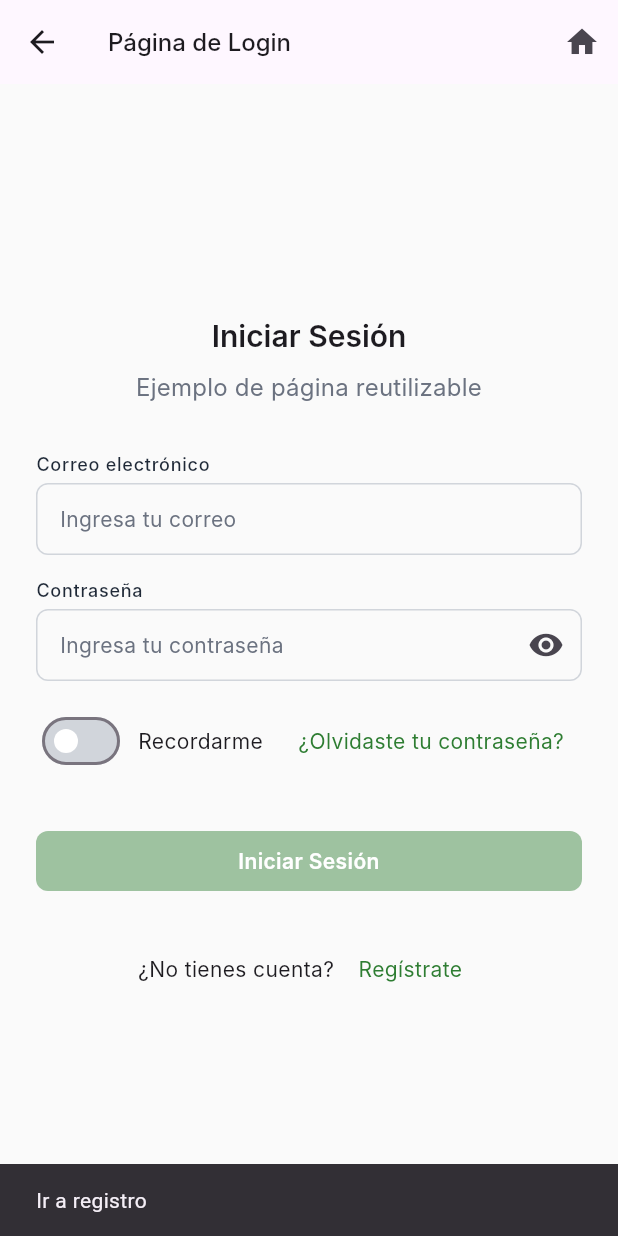
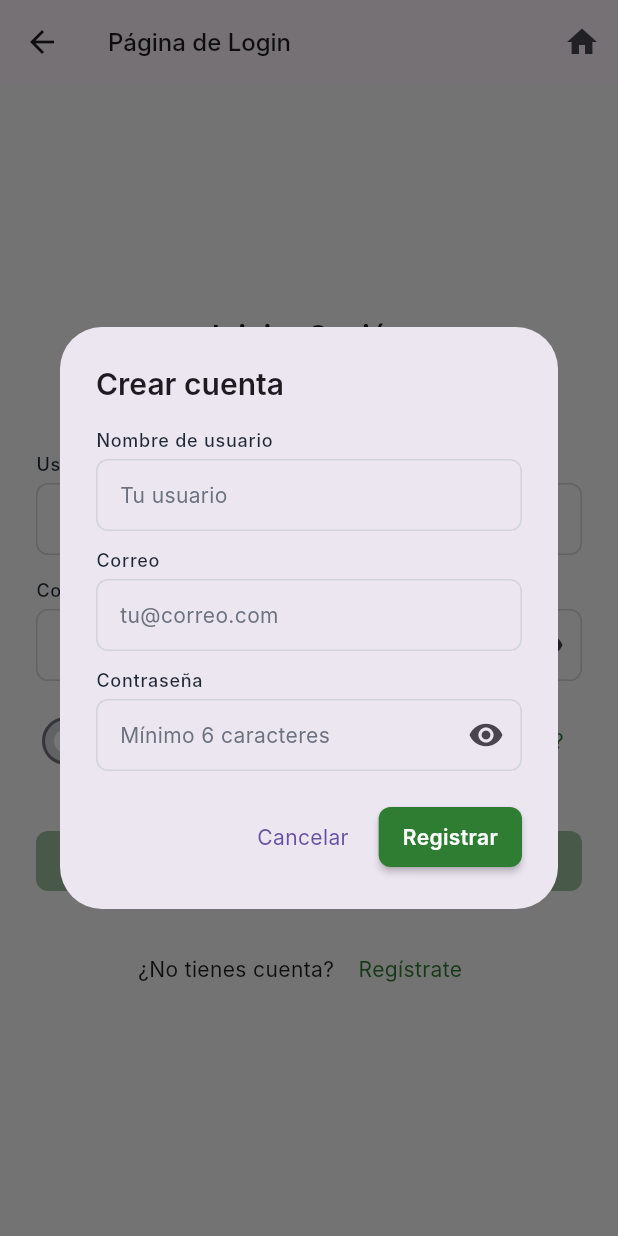
Before and after one commit to marco4andrade/fase4systemdesign, a Flutter app: the LoginExamplePage screen opened by its route, after a tap on "Regístrate", on a phone screen of 412 x 824 dp. Run offline on Flutter 3.47's test engine with Material 3 defaults, Android fonts, the phone set to English and light mode, and no system bars; Roboto replaces fonts that are missing (Inter).

Commit message:
updating package

```diff
--- a/example/lib/pages/login_example_page.dart
+++ b/example/lib/pages/login_example_page.dart
@@ -40,9 +40,10 @@ class LoginExamplePage extends StatelessWidget {
             const SnackBar(content: Text('Recuperar contraseña')),
           );
         },
-        onSignUp: () {
+        // onSignUp: callback manual opcional si se quiere sobreescribir el diálogo
+        onSignUpSubmit: (data) {
           ScaffoldMessenger.of(context).showSnackBar(
-            const SnackBar(content: Text('Ir a registro')),
+            SnackBar(content: Text('Nuevo usuario: ${data.username} • ${data.email}')),
           );
         },
       ),
--- a/lib/src/pages/login_page/validators/login_validators.dart
+++ b/lib/src/pages/login_page/validators/login_validators.dart
@@ -49,4 +49,35 @@ class LoginValidators {
 
     return null;
   }
+
+  /// Nuevo: Valida que el campo sea un correo válido o un username.
+  /// Reglas de username simples: 3-30 chars, letras, números, guion bajo o punto, no iniciar con punto.
+  static String? usernameOrEmailValidator(String? value) {
+    if (value == null || value.trim().isEmpty) {
+      return 'Ingresa tu usuario o correo';
+    }
+    final input = value.trim();
+    final emailRegex = RegExp(r'^[\w\-\.]+@([\w\-]+\.)+[\w\-]{2,}$');
+    final usernameRegex = RegExp(r'^(?!\.)([A-Za-z0-9](?:[A-Za-z0-9_.]{1,28}[A-Za-z0-9])?)$');
+    if (emailRegex.hasMatch(input) || usernameRegex.hasMatch(input)) {
+      return null;
+    }
+    return 'Ingresa un usuario (letras, números, _ .) o un correo válido';
+  }
+
+  /// Validador específico de username (para formulario de registro)
+  /// Reglas: 3-30 caracteres alfanuméricos, permite _ y ., no empieza con punto.
+  static String? usernameValidator(String? value) {
+    if (value == null || value.trim().isEmpty) {
+      return 'Ingresa un nombre de usuario';
+    }
+    final input = value.trim();
+    if (input.length < 3) return 'Mínimo 3 caracteres';
+    if (input.length > 30) return 'Máximo 30 caracteres';
+    final usernameRegex = RegExp(r'^(?!\.)([A-Za-z0-9](?:[A-Za-z0-9_.]{1,28}[A-Za-z0-9])?)$');
+    if (!usernameRegex.hasMatch(input)) {
+      return 'Solo letras, números, _ y . (no iniciar con .)';
+    }
+    return null;
+  }
 }
--- a/lib/src/pages/login_page/widgets/login_form_actions.dart
+++ b/lib/src/pages/login_page/widgets/login_form_actions.dart
@@ -4,6 +4,7 @@ import '../../../theme/app_colors.dart';
 import '../../../enums/enums.dart';
 import '../models/login_form_data.dart';
 import '../styles/login_page_styles.dart';
+import 'signup_dialog.dart';
 
 /// Acciones del formulario: botón de login y opción de registro
 class LoginFormActions extends StatelessWidget {
@@ -13,12 +14,25 @@ class LoginFormActions extends StatelessWidget {
     required this.onLogin,
     required this.showSignUpOption,
     this.onSignUp,
+    this.onSignUpSubmit,
   });
 
   final LoginFormData formData;
   final VoidCallback onLogin;
   final bool showSignUpOption;
   final VoidCallback? onSignUp;
+  final OnSignUpSubmit? onSignUpSubmit;
+
+  void _defaultOpenSignUp(BuildContext context) {
+    showDialog(
+      context: context,
+      builder: (_) => SignUpDialog(
+        onSubmit: (data) {
+          onSignUpSubmit?.call(data);
+        },
+      ),
+    );
+  }
 
   @override
   Widget build(BuildContext context) {
@@ -40,7 +54,9 @@ class LoginFormActions extends StatelessWidget {
             children: [
               const Pragma4Text('¿No tienes cuenta? ', variant: Pragma4TextType.bodyMedium),
               TextButton(
-                onPressed: onSignUp,
+                onPressed: () => onSignUp != null
+                    ? onSignUp!()
+                    : _defaultOpenSignUp(context),
                 child: const Pragma4Text(
                   'Regístrate',
                   variant: Pragma4TextType.bodyMedium,
--- a/lib/src/pages/login_page/widgets/login_form_fields.dart
+++ b/lib/src/pages/login_page/widgets/login_form_fields.dart
@@ -23,17 +23,16 @@ class LoginFormFields extends StatelessWidget {
   Widget build(BuildContext context) {
     return Column(
       children: [
-        // Campo de correo electrónico
+        // Campo de usuario o correo electrónico
         Pragma4InputField(
           controller: emailController,
-          labelText: 'Correo electrónico',
-          hintText: 'Ingresa tu correo',
+          labelText: 'Usuario o correo',
+          hintText: 'Ingresa tu usuario o correo',
           keyboardType: LoginPageStyles.emailKeyboardType,
-          validator: LoginValidators.emailValidator,
+          // Nueva validación flexible: permite username simple o email válido
+          validator: LoginValidators.usernameOrEmailValidator,
         ),
-
         const SizedBox(height: LoginPageStyles.fieldSpacing),
-
         // Campo de contraseña
         Pragma4InputField(
           controller: passwordController,
--- a/lib/src/pages/login_page/widgets/login_page.dart
+++ b/lib/src/pages/login_page/widgets/login_page.dart
@@ -6,6 +6,7 @@ import 'login_form_header.dart';
 import 'login_form_fields.dart';
 import 'login_form_options.dart';
 import 'login_form_actions.dart';
+import 'signup_dialog.dart';
 
 /// Página de login reutilizable y modularizada
 class LoginPage extends StatefulWidget {
@@ -14,6 +15,7 @@ class LoginPage extends StatefulWidget {
     this.onLogin,
     this.onForgotPassword,
     this.onSignUp,
+    this.onSignUpSubmit,
     this.title = 'Iniciar Sesión',
     this.subtitle = 'Bienvenido de vuelta',
     this.showRememberMe = true,
@@ -25,6 +27,8 @@ class LoginPage extends StatefulWidget {
   final void Function(String email, String password, bool rememberMe)? onLogin;
   final VoidCallback? onForgotPassword;
   final VoidCallback? onSignUp;
+  // Callback con datos del diálogo de registro (username, email, password)
+  final OnSignUpSubmit? onSignUpSubmit;
   final String title;
   final String subtitle;
   final bool showRememberMe;
@@ -147,6 +151,7 @@ class _LoginPageState extends State<LoginPage> {
                     onLogin: _handleLogin,
                     showSignUpOption: widget.showSignUpOption,
                     onSignUp: widget.onSignUp,
+                    onSignUpSubmit: widget.onSignUpSubmit,
                   ),
                 ],
               ),
--- /dev/null
+++ b/lib/src/pages/login_page/widgets/signup_dialog.dart
@@ -0,0 +1,118 @@
+import 'package:flutter/material.dart';
+import '../../../atoms/atoms.dart';
+import '../../../enums/enums.dart';
+import '../validators/login_validators.dart';
+import '../styles/login_page_styles.dart';
+
+class SignUpData {
+  const SignUpData({
+    required this.username,
+    required this.email,
+    required this.password,
+  });
+  final String username;
+  final String email;
+  final String password;
+}
+
+typedef OnSignUpSubmit = void Function(SignUpData data);
+
+class SignUpDialog extends StatefulWidget {
+  const SignUpDialog({super.key, required this.onSubmit});
+
+  final OnSignUpSubmit onSubmit;
+
+  @override
+  State<SignUpDialog> createState() => _SignUpDialogState();
+}
+
+class _SignUpDialogState extends State<SignUpDialog> {
+  final _formKey = GlobalKey<FormState>();
+  final _usernameCtrl = TextEditingController();
+  final _emailCtrl = TextEditingController();
+  final _passwordCtrl = TextEditingController();
+  bool _obscure = true;
+  bool _loading = false;
+
+  @override
+  void dispose() {
+    _usernameCtrl.dispose();
+    _emailCtrl.dispose();
+    _passwordCtrl.dispose();
+    super.dispose();
+  }
+
+  Future<void> _submit() async {
+    if (!(_formKey.currentState?.validate() ?? false)) return;
+    setState(() => _loading = true);
+    widget.onSubmit(
+      SignUpData(
+        username: _usernameCtrl.text.trim(),
+        email: _emailCtrl.text.trim(),
+        password: _passwordCtrl.text,
+      ),
+    );
+    if (mounted) Navigator.of(context).pop();
+  }
+
+  @override
+  Widget build(BuildContext context) {
+    return Dialog(
+      child: Padding(
+        padding: const EdgeInsets.all(LoginPageStyles.mainPadding),
+        child: Form(
+          key: _formKey,
+          child: Column(
+            mainAxisSize: MainAxisSize.min,
+            crossAxisAlignment: CrossAxisAlignment.stretch,
+            children: [
+              Pragma4Text('Crear cuenta', variant: Pragma4TextType.titleLarge),
+              const SizedBox(height: 16),
+              Pragma4InputField(
+                controller: _usernameCtrl,
+                labelText: 'Nombre de usuario',
+                hintText: 'Tu usuario',
+                validator: LoginValidators.usernameValidator,
+              ),
+              const SizedBox(height: 12),
+              Pragma4InputField(
+                controller: _emailCtrl,
+                labelText: 'Correo',
+                hintText: 'tu@correo.com',
+                validator: LoginValidators.emailValidator,
+              ),
+              const SizedBox(height: 12),
+              Pragma4InputField(
+                controller: _passwordCtrl,
+                labelText: 'Contraseña',
+                hintText: 'Mínimo 6 caracteres',
+                obscureText: _obscure,
+                suffixIcon: IconButton(
+                  icon: Icon(_obscure ? Icons.visibility : Icons.visibility_off),
+                  onPressed: () => setState(() => _obscure = !_obscure),
+                ),
+                validator: LoginValidators.passwordValidator,
+              ),
+              const SizedBox(height: 20),
+              Row(
+                mainAxisAlignment: MainAxisAlignment.end,
+                children: [
+                  TextButton(
+                    onPressed: _loading ? null : () => Navigator.of(context).pop(),
+                    child: Pragma4Text('Cancelar', variant: Pragma4TextType.bodyMedium),
+                  ),
+                  const SizedBox(width: 8),
+                  Pragma4Button(
+                    text: 'Registrar',
+                    onPressed: _loading ? null : _submit,
+                    isLoading: _loading,
+                  ),
+                ],
+              )
+            ],
+          ),
+        ),
+      ),
+    );
+  }
+}
--- a/pubspec.yaml
+++ b/pubspec.yaml
@@ -1,6 +1,6 @@
 name: fase4_system_design
 description: "Un paquete integral de sistema de diseño Flutter basado en principios de Atomic Design."
-version: 1.1.1
+version: 1.2.0
 homepage: https://github.com/marco4andrade/fase4systemdesign
 
 environment:
```
Also changed, not shown: example/pubspec.lock, 1 other file.
